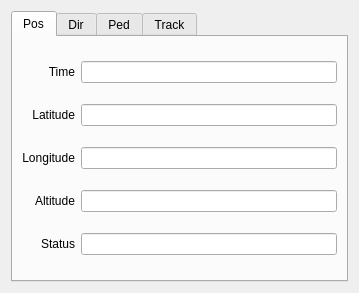
The window that qtpedometer.ui (wolfmanjm/qtpedometer) describes before a commit, drawn with Qt 5.
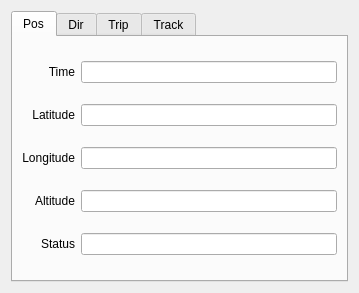
The same window after the commit.

Commit message: change name to trip

Diff of the .ui file:
```diff
--- a/qtpedometer.ui
+++ b/qtpedometer.ui
@@ -178,7 +178,7 @@
      </widget>
      <widget class="QWidget" name="tab_5" >
       <attribute name="title" >
-       <string>Ped</string>
+       <string>Trip</string>
       </attribute>
       <layout class="QGridLayout" >
        <item row="0" column="0" >
```
The commit also changes 2 other files.
